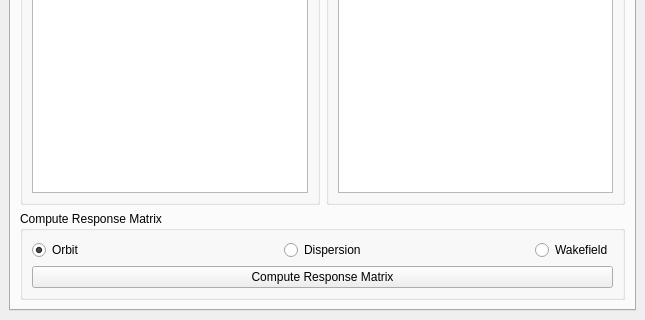
First picture: the form in BBA_GUI.ui, repository wiktoria-malek/flight-simulator, before the edit; both pictures show x 0 to 645 and y 540 to 860 of the 645 by 860 pixel window.
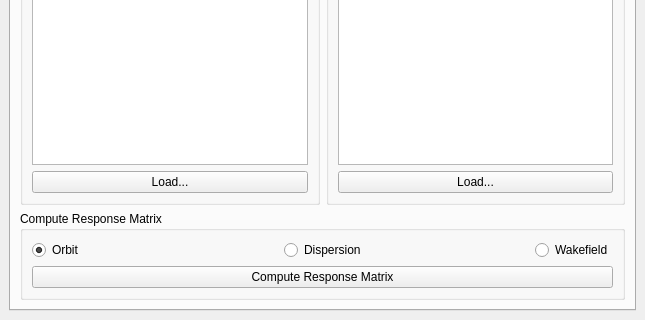
Second picture: the form after the edit. The open tabs and pages were chosen to show the change.

The edit to the form file:
```diff
--- a/BBA_GUI.ui
+++ b/BBA_GUI.ui
@@ -336,6 +336,13 @@
                  </item>
                 </layout>
                </item>
+               <item>
+                <widget class="QPushButton" name="load_correctors_button">
+                 <property name="text">
+                  <string>Load...</string>
+                 </property>
+                </widget>
+               </item>
               </layout>
              </widget>
             </item>
@@ -368,6 +375,13 @@
                  </item>
                 </layout>
                </item>
+               <item>
+                <widget class="QPushButton" name="load_bpms_button">
+                 <property name="text">
+                  <string>Load...</string>
+                 </property>
+                </widget>
+               </item>
               </layout>
              </widget>
             </item>
```
